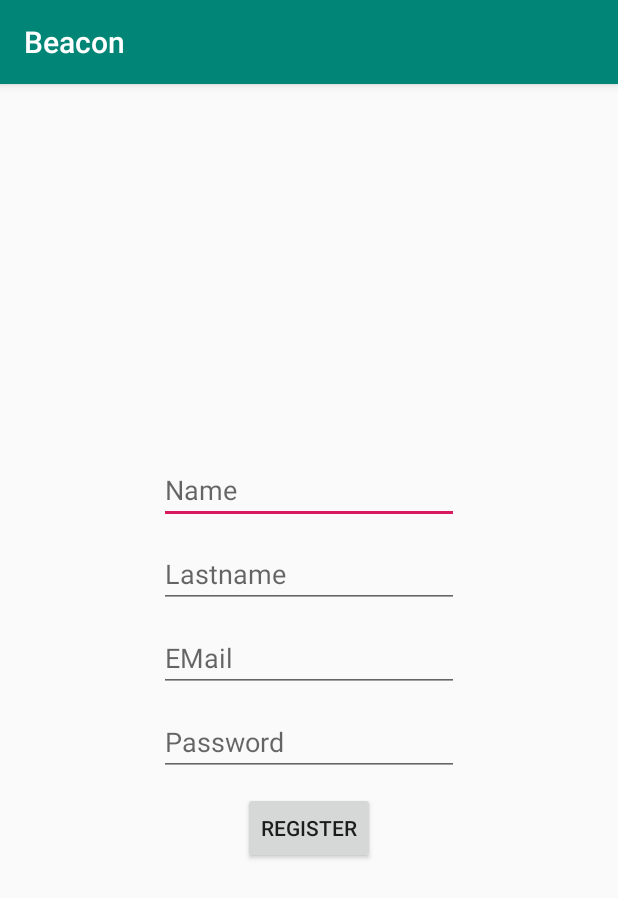
After one commit to PostAdam/TramBeaconApp, an Android app: the RegisterActivity screen opened directly, with no data from a screen before it, on a phone screen of 412 x 824 dp. The commit adds this screen. Shown: the top 898 px of the screen. Run offline under Robolectric (Android 15) with nearby library versions, the phone set to English and light mode, and no system bars; our stand-ins replace ButterKnife.

Commit message:
Added RegisterActivity

```diff
--- a/app/build.gradle
+++ b/app/build.gradle
@@ -39,4 +39,6 @@ dependencies {
     implementation 'com.squareup.retrofit2:converter-gson:2.3.0'
     implementation 'com.jakewharton.picasso:picasso2-okhttp3-downloader:1.1.0'
     implementation 'com.squareup.okhttp3:okhttp:3.8.1'
+    implementation 'com.jakewharton:butterknife:8.5.1'
+    annotationProcessor 'com.jakewharton:butterknife-compiler:8.5.1'
 }
--- a/app/src/main/AndroidManifest.xml
+++ b/app/src/main/AndroidManifest.xml
@@ -16,6 +16,7 @@
         android:usesCleartextTraffic="true">
         <activity android:name=".SensorsActivity"></activity>
         <activity android:name=".MainActivity"></activity>
+        <activity android:name=".RegisterActivity"></activity>
         <activity android:name=".LoginActivity">
 
             <intent-filter>
--- /dev/null
+++ b/app/src/main/java/com/pp/beacon/RegisterActivity.java
@@ -0,0 +1,62 @@
+package com.pp.beacon;
+
+import android.content.Intent;
+import android.os.Bundle;
+import android.support.v7.app.AppCompatActivity;
+import android.view.View;
+import android.widget.EditText;
+import android.widget.Toast;
+
+import com.google.gson.Gson;
+import com.pp.model.User;
+import com.pp.retrofit.AuthService;
+import com.pp.retrofit.RetrofitClientInstance;
+
+import org.json.JSONException;
+
+import butterknife.BindView;
+import butterknife.ButterKnife;
+import okhttp3.MediaType;
+import okhttp3.RequestBody;
+import retrofit2.Call;
+import retrofit2.Callback;
+import retrofit2.Response;
+
+public class RegisterActivity extends AppCompatActivity {
+
+    @BindView(R.id.nameEDT)
+    public EditText nameEDT;
+    @BindView(R.id.lastnameEDT)
+    public EditText lastnameEDT;
+    @BindView(R.id.emailEDT)
+    public EditText emaliEDT;
+    @BindView(R.id.passwordEDT)
+    public EditText passwordEDT;
+
+        @Override
+        protected void onCreate(Bundle savedInstanceState) {
+            super.onCreate(savedInstanceState);
+            setContentView(R.layout.activity_register);
+            ButterKnife.bind(this);
+        }
+
+        public void register(View view) throws JSONException {
+            User user = new User(nameEDT.getText().toString(), lastnameEDT.getText().toString(), emaliEDT.getText().toString(), passwordEDT.getText().toString());
+
+            String json = new Gson().toJson(user);
+            RequestBody body = RequestBody.create(MediaType.parse("application/json; charset=utf-8"), json);
+            AuthService service = RetrofitClientInstance.getRetrofitInstance().create(AuthService.class);
+            Call<Void> call = service.register(body);
+            call.enqueue(new Callback<Void>() {
+                @Override
+                public void onResponse(Call<Void> call, Response<Void> response) {
+                    startActivity(new Intent(RegisterActivity.this, LoginActivity.class));
+                }
+
+                @Override
+                public void onFailure(Call<Void> call, Throwable t) {
+                    Toast.makeText(RegisterActivity.this, "Register failed!", Toast.LENGTH_LONG).show();
+                }
+            });
+        }
+}
--- a/app/src/main/java/com/pp/retrofit/LoginService.java
+++ b/app/src/main/java/com/pp/retrofit/AuthService.java
@@ -7,8 +7,10 @@ import retrofit2.Call;
 import retrofit2.http.Body;
 import retrofit2.http.POST;
 
-public interface LoginService {
+public interface AuthService {
 
     @POST("users/login")
     Call<String> login(@Body RequestBody params);
+    @POST("users/register")
+    Call<Void> register(@Body RequestBody params);
 }
--- a/app/src/main/java/com/pp/retrofit/SensorsReadingService.java
+++ b/app/src/main/java/com/pp/retrofit/SensorsReadingService.java
@@ -3,9 +3,10 @@ package com.pp.retrofit;
 import okhttp3.RequestBody;
 import retrofit2.Call;
 import retrofit2.http.Body;
+import retrofit2.http.Header;
 import retrofit2.http.POST;
 
 public interface SensorsReadingService {
     @POST("sensorreadings/multiple-new")
-    Call<Void> postMultipleReadings(@Body RequestBody params);
+    Call<Void> postMultipleReadings(@Body RequestBody params, @Header("Authorization") String token);
 }
--- /dev/null
+++ b/app/src/main/res/layout/activity_register.xml
@@ -0,0 +1,61 @@
+<?xml version="1.0" encoding="utf-8"?>
+<android.support.constraint.ConstraintLayout xmlns:android="http://schemas.android.com/apk/res/android"
+    xmlns:tools="http://schemas.android.com/tools"
+    android:layout_width="match_parent"
+    android:layout_height="match_parent"
+    xmlns:app="http://schemas.android.com/apk/res-auto">
+
+    <LinearLayout
+        android:id="@+id/registerRoot"
+        android:layout_width="wrap_content"
+        android:layout_height="wrap_content"
+        android:orientation="vertical"
+        app:layout_constraintBottom_toBottomOf="parent"
+        app:layout_constraintEnd_toEndOf="parent"
+        app:layout_constraintStart_toStartOf="parent"
+        app:layout_constraintTop_toTopOf="parent">
+
+
+        <EditText
+            android:id="@+id/nameEDT"
+            android:layout_width="200dp"
+            android:layout_height="wrap_content"
+            android:inputType="textPersonName"
+            android:layout_margin="5dp"
+            android:hint="Name"/>
+
+        <EditText
+            android:id="@+id/lastnameEDT"
+            android:layout_width="200dp"
+            android:layout_height="wrap_content"
+            android:inputType="textPersonName"
+            android:layout_margin="5dp"
+            android:hint="Lastname"/>
+
+        <EditText
+            android:id="@+id/emailEDT"
+            android:layout_width="200dp"
+            android:layout_height="wrap_content"
+            android:inputType="textEmailAddress"
+            android:layout_margin="5dp"
+            android:hint="EMail"/>
+
+        <EditText
+            android:id="@+id/passwordEDT"
+            android:layout_width="200dp"
+            android:layout_height="wrap_content"
+            android:inputType="textPassword"
+            android:layout_margin="5dp"
+            android:hint="Password"/>
+
+        <Button
+            android:id="@+id/registerButton"
+            android:layout_width="wrap_content"
+            android:layout_height="wrap_content"
+            android:layout_gravity="center_horizontal"
+            android:text="Register"
+            android:onClick="register"
+            android:layout_margin="5dp"/>
+    </LinearLayout>
+
+</android.support.constraint.ConstraintLayout>
```
Also changed, not shown: app/src/main/java/com/pp/beacon/LoginActivity.java (+5 -21 lines), app/src/main/java/com/pp/beacon/SensorsActivity.java (+10 -12 lines), app/src/main/java/com/pp/model/SensorReading.java (+5 -13 lines), app/src/main/java/com/pp/model/User.java (added, +31 -0 lines), app/src/main/java/com/pp/retrofit/RetrofitClientInstance.java (+19 -1 lines), app/src/main/res/layout/activity_login.xml (+37 -28 lines).
